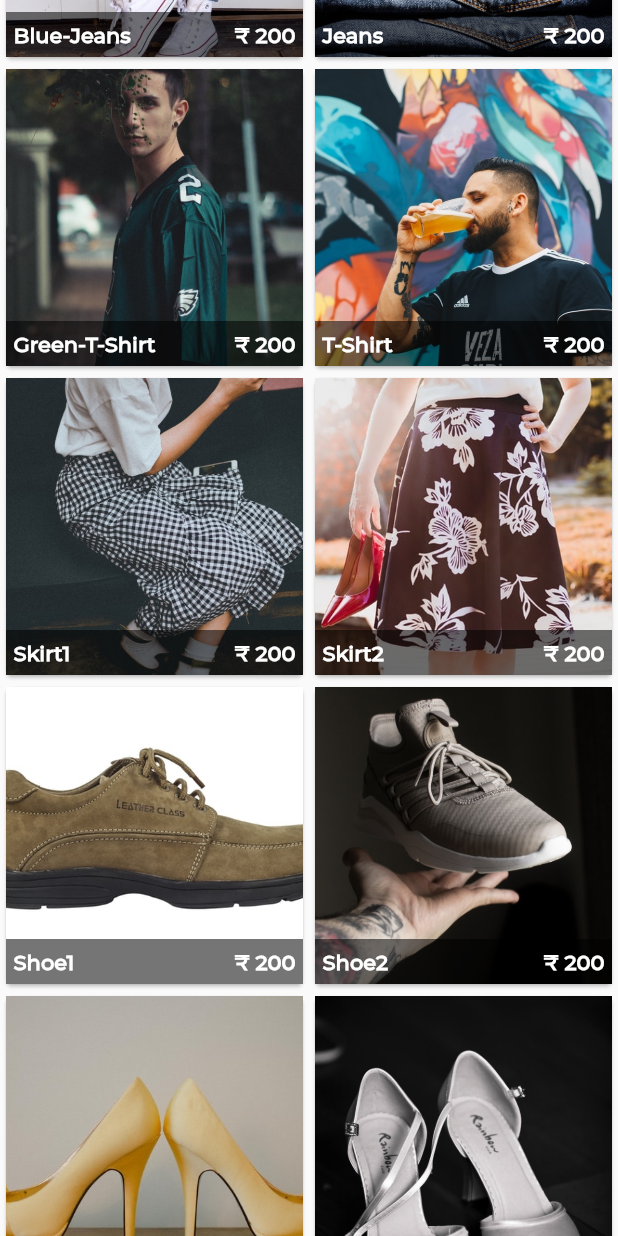
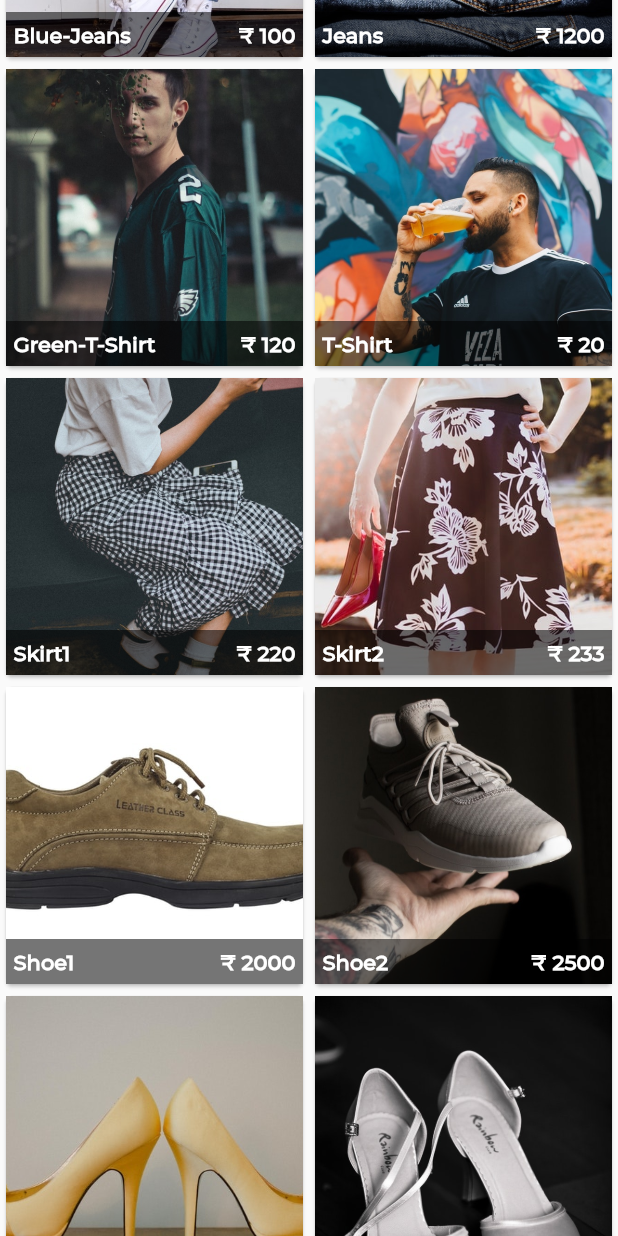
Before and after one commit to bugudiramu/e-Bazaar, a Flutter app: the RecentProducts widget shown alone on an empty page, opened directly, scrolled down 576 dp, on a phone screen of 412 x 824 dp. Run offline on Flutter 3.47's test engine with Material 2 defaults, Android fonts, the phone set to English and light mode, and no system bars; our stand-ins replace carousel_pro, cloud_firestore, firebase_auth, firebase_database, google_sign_in, shared_preferences; accounts and stored records are empty; project files that could hold a hidden picture were left out.

Commit message:
modified some ui

```diff
--- a/lib/screens/loginPage.dart
+++ b/lib/screens/loginPage.dart
@@ -112,7 +112,7 @@ class _LoginState extends State<Login> {
               Container(
                 // alignment: Alignment.center,
                 child: Text(
-                  "Welcome Back. We Are Very Much Excited About Your Next Shopping",
+                  "Welcome Back. I am Very Much Excited About Your Next Shopping",
                   style: TextStyle(),
                 ),
               ),
--- a/lib/screens/signupPage.dart
+++ b/lib/screens/signupPage.dart
@@ -105,7 +105,7 @@ class _SignUpState extends State<SignUp> {
               Container(
                 // alignment: Alignment.center,
                 child: Text(
-                  "Welcome Back. We Are Very Much Excited About Your Next Shopping",
+                  "Welcome Back. I am Very Much Excited About Your Next Shopping",
                   style: TextStyle(),
                 ),
               ),
--- a/lib/ui/homepage.dart
+++ b/lib/ui/homepage.dart
@@ -97,6 +97,7 @@ class _HomePageState extends State<HomePage> {
                     backgroundColor: Colors.grey,
                     child: Image.network(
                       '${photoUrl()}',
+                      scale: 1.0,
                     ),
                     // child: Icon(
                     //   Icons.person,
@@ -127,7 +128,6 @@ class _HomePageState extends State<HomePage> {
                   },
                 ),
               ),
-
               InkWell(
                 onTap: () {
                   Navigator.of(context).push(
@@ -148,13 +148,6 @@ class _HomePageState extends State<HomePage> {
                   (Icons.shopping_basket),
                 ),
               ),
-              // InkWell(
-              //   onTap: () {},
-              //   child: _showList(
-              //     "Favorites",
-              //     (Icons.favorite),
-              //   ),
-              // ),
               InkWell(
                 onTap: () {
                   Navigator.of(context).push(
--- a/lib/ui/recent_products.dart
+++ b/lib/ui/recent_products.dart
@@ -43,32 +43,32 @@ class _RecentProductsState extends State<RecentProducts> {
     {
       'name': 'Blue-Jeans',
       'image': 'images/products/jeans1.jpg',
-      'oldPrice': 888,
-      'price': 200,
+      'oldPrice': 1208,
+      'price': 100,
       'prodDesc':
           'Jean also references a (historic) type of sturdy cloth commonly made with a cotton warp and wool weft (also known as "Virginia cloth"). Jean cloth can be entirely cotton as well, similar to denim. Originally designed for cowboys and miners, modern jeans became popular in the 1950s among teenagers, especially members of the greaser subculture.'
     },
     {
       'name': 'Jeans',
       'image': 'images/products/jeans2.jpg',
-      'oldPrice': 888,
-      'price': 200,
+      'oldPrice': 3000,
+      'price': 1200,
       'prodDesc':
           'Jean also references a (historic) type of sturdy cloth commonly made with a cotton warp and wool weft (also known as "Virginia cloth"). Jean cloth can be entirely cotton as well, similar to denim. Originally designed for cowboys and miners, modern jeans became popular in the 1950s among teenagers, especially members of the greaser subculture.'
     },
     {
       'name': 'Green-T-Shirt',
       'image': 'images/products/tshirt1.jpg',
-      'oldPrice': 888,
-      'price': 200,
+      'oldPrice': 500,
+      'price': 120,
       'prodDesc':
           'A T-shirt is a style of fabric shirt named after the T shape of its body and sleeves. Traditionally it has short sleeves and a round neckline, known as a crew neck, which lacks a collar. T-shirts are generally made of a stretchy, light and inexpensive fabric and are easy to clean.'
     },
     {
       'name': 'T-Shirt',
       'image': 'images/products/tshirt2.jpg',
-      'oldPrice': 888,
-      'price': 200,
+      'oldPrice': 499,
+      'price': 20,
       'prodDesc':
           'A T-shirt is a style of fabric shirt named after the T shape of its body and sleeves. Traditionally it has short sleeves and a round neckline, known as a crew neck, which lacks a collar. T-shirts are generally made of a stretchy, light and inexpensive fabric and are easy to clean.'
     },
@@ -76,31 +76,31 @@ class _RecentProductsState extends State<RecentProducts> {
       'name': 'Skirt1',
       'image': 'images/products/skirt1.jpg',
       'oldPrice': 888,
-      'price': 200,
+      'price': 220,
       'prodDesc':
           'A skirt can be a draped garment made out of a single piece of fabric (such as pareos), but most skirts are fitted to the body at the waist or hips and fuller below, with the fullness introduced by means of darts, gores, pleats, or panels. Modern skirts are usually made of light to mid-weight fabrics, such as denim, jersey, worsted, or poplin. Skirts of thin or clingy fabrics are often worn with slips to make the material of the skirt drape better and for modesty.'
     },
     {
       'name': 'Skirt2',
       'image': 'images/products/skirt2.jpg',
-      'oldPrice': 888,
-      'price': 200,
+      'oldPrice': 999,
+      'price': 233,
       'prodDesc':
           'A skirt can be a draped garment made out of a single piece of fabric (such as pareos), but most skirts are fitted to the body at the waist or hips and fuller below, with the fullness introduced by means of darts, gores, pleats, or panels. Modern skirts are usually made of light to mid-weight fabrics, such as denim, jersey, worsted, or poplin. Skirts of thin or clingy fabrics are often worn with slips to make the material of the skirt drape better and for modesty.'
     },
     {
       'name': 'Shoe1',
       'image': 'images/products/shoe1.jpg',
-      'oldPrice': 888,
-      'price': 200,
+      'oldPrice': 3999,
+      'price': 2000,
       'prodDesc':
           'A shoe is an item of footwear intended to protect and comfort the human foot while the wearer is doing various activities. Shoes are also used as an item of decoration and fashion'
     },
     {
       'name': 'Shoe2',
       'image': 'images/products/shoe2.jpg',
-      'oldPrice': 888,
-      'price': 200,
+      'oldPrice': 8999,
+      'price': 2500,
       'prodDesc':
           'A shoe is an item of footwear intended to protect and comfort the human foot while the wearer is doing various activities. Shoes are also used as an item of decoration and fashion'
     },
@@ -115,8 +115,8 @@ class _RecentProductsState extends State<RecentProducts> {
     {
       'name': 'Heel2',
       'image': 'images/products/hills2.jpg',
-      'oldPrice': 888,
-      'price': 200,
+      'oldPrice': 5000,
+      'price': 1100,
       'prodDesc':
           'High heels are a type of shoe in which the heel, compared with the toe, is significantly higher off the ground. These shoes go beyond simply protecting the foot from the ground or improving efficiency of walking.'
     },
```
